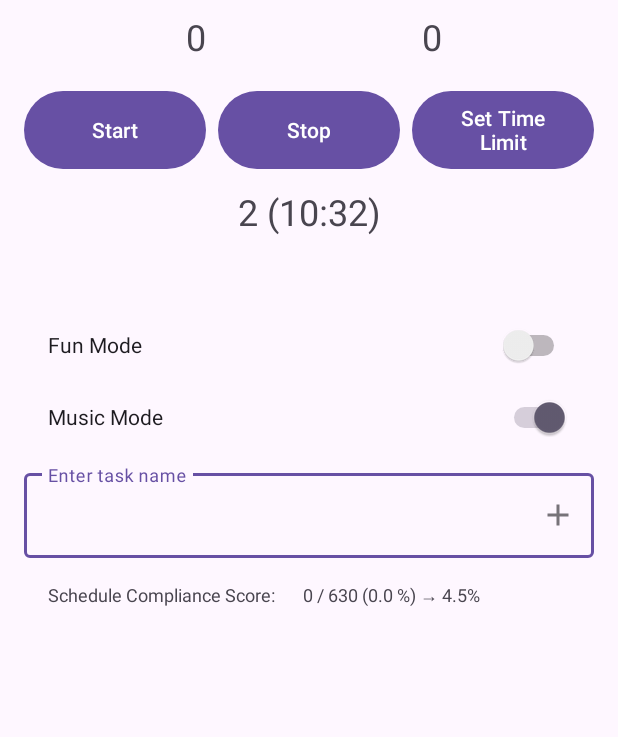
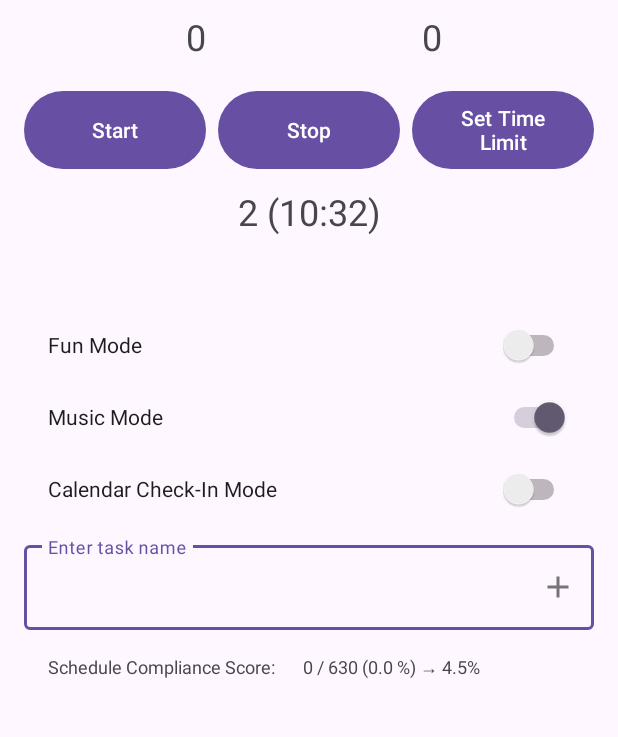
Before and after one commit to aamirza/startlines, an Android app: the screen it shows after launch (MainActivity), after a tap on "Start", on a phone screen of 412 x 824 dp, the part 77-814 px from its top. Run offline under Robolectric (Android 15) with nearby library versions, the phone set to English and light mode, and no system bars.

Commit message:
Implemented Calendar Mode
Display calendar app on start timebox, stop timebox and increment timebox. User can switch this on and off via toggle switch.

```diff
--- a/app/src/main/java/com/asmirza/startlines/MainActivity.java
+++ b/app/src/main/java/com/asmirza/startlines/MainActivity.java
@@ -95,6 +95,7 @@ public class MainActivity extends AppCompatActivity implements TaskAdapter.TaskA
         addTextChangeListener();
         funModeSwitchListener();
         musicModeSwitchListener();
+        calendarModeSwitchListener();
         setupStartButton();
         setupStopButton();
         setupSetTimeLimitButton();
@@ -271,6 +272,14 @@ public class MainActivity extends AppCompatActivity implements TaskAdapter.TaskA
         });
     }
 
+    private void calendarModeSwitchListener() {
+        Switch calendarModeSwitch = findViewById(R.id.calendar_mode_switch);
+
+        calendarModeSwitch.setOnCheckedChangeListener((buttonView, isChecked) -> {
+            StartlinesManager.setCalendarMode(this, isChecked);
+        });
+    }
+
     private void setupStartButton() {
         Button startButton = findViewById(R.id.start_button);
         Log.d("MainActivity", "Setting up start button");
@@ -422,7 +431,7 @@ public class MainActivity extends AppCompatActivity implements TaskAdapter.TaskA
         }
     }
 
-    public void saveStatuses(String startlineStatus, String funlineStatus, String taskName, boolean funMode, boolean musicMode, Set<String> tasks) {
+    public void saveStatuses(String startlineStatus, String funlineStatus, String taskName, boolean funMode, boolean musicMode, boolean calendarMode, Set<String> tasks) {
         /* Save Startlines, Funline, and Task Name in case of reboot or app close */
         SharedPreferences sharedPreferences = getSharedPreferences("sharedPrefs", MODE_PRIVATE);
         SharedPreferences.Editor editor = sharedPreferences.edit();
@@ -433,6 +442,7 @@ public class MainActivity extends AppCompatActivity implements TaskAdapter.TaskA
         editor.putBoolean("funMode", funMode);
         editor.putInt("startlinesMissed", startlinesMissed);
         editor.putBoolean("musicMode", musicMode);
+        editor.putBoolean("calendarMode", calendarMode);
         editor.putStringSet("tasks", tasks);
 
         editor.apply(); // Saves changes asynchronously
@@ -449,12 +459,14 @@ public class MainActivity extends AppCompatActivity implements TaskAdapter.TaskA
             boolean funMode = sharedPreferences.getBoolean("funMode", false);
             startlinesMissed = sharedPreferences.getInt("startlinesMissed", 0);
             boolean musicMode = sharedPreferences.getBoolean("musicMode", true);
+            boolean calendarMode = sharedPreferences.getBoolean("calendarMode", false);
 
             TextView startlineStatusTextView = findViewById(R.id.startline_status);
             TextView funlineStatusTextView = findViewById(R.id.funline_status);
             TextInputEditText taskNameTextView = findViewById(R.id.task_name);
             Switch funModeSwitch = findViewById(R.id.fun_mode_switch);
             Switch musicModeSwitch = findViewById(R.id.music_mode_switch);
+            Switch calendarModeSwitch = findViewById(R.id.calendar_mode_switch);
 
 
             startlineStatusTextView.setText(startlineStatus);
@@ -462,8 +474,9 @@ public class MainActivity extends AppCompatActivity implements TaskAdapter.TaskA
             taskNameTextView.setText(taskName);
             funModeSwitch.setChecked(funMode);
             musicModeSwitch.setChecked(musicMode);
+            calendarModeSwitch.setChecked(calendarMode);
         } catch (Exception e) {
-            saveStatuses("0", "0", "", false, true, new HashSet<>());
+            saveStatuses("0", "0", "", false, true, true, new HashSet<>());
             loadStatuses();
         }
     }
@@ -531,6 +544,7 @@ public class MainActivity extends AppCompatActivity implements TaskAdapter.TaskA
         TextInputEditText taskNameTextView = findViewById(R.id.task_name);
         Switch funModeSwitch = findViewById(R.id.fun_mode_switch);
         Switch musicModeSwitch = findViewById(R.id.music_mode_switch);
+        Switch calendarModeSwitch = findViewById(R.id.calendar_mode_switch);
 
 
         String startlineStatus = startlineStatusTextView.getText().toString();
@@ -538,9 +552,10 @@ public class MainActivity extends AppCompatActivity implements TaskAdapter.TaskA
         String taskName = taskNameTextView.getText().toString();
         boolean funMode = funModeSwitch.isChecked();
         boolean musicMode = musicModeSwitch.isChecked();
+        boolean calendarMode = calendarModeSwitch.isChecked();
         Set<String> taskSet = getTasksAsSet();
 
-        saveStatuses(startlineStatus, funlineStatus, taskName, funMode, musicMode, taskSet);
+        saveStatuses(startlineStatus, funlineStatus, taskName, funMode, musicMode, calendarMode, taskSet);
     }
 
     private void saveWorkingStatus() {
@@ -873,6 +888,7 @@ public class MainActivity extends AppCompatActivity implements TaskAdapter.TaskA
 
     public void startTimebox(int currentTimeboxDuration) {
         /* For starting the 2 minute staircase timeboxes when the start button is pressed */
+
         setWorkingStatusToTrue();
         int timeboxDurationInMillis = currentTimeboxDuration * 60 * 1000;
         long endTimeInMillis = timestampMinutesFromNow(currentTimeboxDuration);
@@ -900,6 +916,9 @@ public class MainActivity extends AppCompatActivity implements TaskAdapter.TaskA
 
         setTimeboxStatusText(currentTimeboxDuration + " (" + endTimeFormatted + ")");
         Log.d("Timebox", "Timebox started for " + currentTimeboxDuration + " minutes, ending at " + endTimeFormatted);
+
+        openCalendarIfCheckInModeOn();
+
         // Set Startlines to "1" after timebox completion and start the new timebox
 
         timeboxRunnable = () -> {
@@ -934,6 +953,8 @@ public class MainActivity extends AppCompatActivity implements TaskAdapter.TaskA
             clearTemporaryBlockList();
             timesStopButtonPressed = 0;
             recordTime("timeboxEnded");
+            openCalendarIfCheckInModeOn();
+            switchCalendarModeToOn();
             Log.d("Timebox", "Timebox stopped");
         } else {
             Toast.makeText(this, "Timebox is not running. Nothing to stop.", Toast.LENGTH_SHORT).show();
@@ -983,6 +1004,13 @@ public class MainActivity extends AppCompatActivity implements TaskAdapter.TaskA
             funModeSwitch.setChecked(funMode);
         }
 
+    }
+
+    private void switchCalendarModeToOn() {
+        Switch calendarModeSwitch = findViewById(R.id.calendar_mode_switch);
+        if (!calendarModeSwitch.isChecked()) {
+            calendarModeSwitch.setChecked(true);
+        }
     }
 
     private void vibrateOnStop() {
@@ -1211,6 +1239,17 @@ public class MainActivity extends AppCompatActivity implements TaskAdapter.TaskA
         return timeLimitInMillis != Long.MAX_VALUE;
     }
 
+    public boolean isCalendarCheckInModeOn() {
+        Switch calendarCheckInSwitch = findViewById(R.id.calendar_mode_switch);
+        return calendarCheckInSwitch.isChecked();
+    }
+
+    public void openCalendarIfCheckInModeOn() {
+        if (isCalendarCheckInModeOn()) {
+            StartlinesManager.openCalendarApp(this);
+        }
+    }
+
     private boolean isAccessibilityServiceEnabled() {
         int accessibilityEnabled = 0;
         final String service = getPackageName() + "/" + AppBlockingAccessiblityService.class.getCanonicalName();
--- a/app/src/main/res/layout/activity_main.xml
+++ b/app/src/main/res/layout/activity_main.xml
@@ -196,6 +196,18 @@
             android:minHeight="48dp"
             android:text="@string/music_mode_switch_text"
             tools:ignore="UseSwitchCompatOrMaterialXml" />
+
+        <Switch
+            android:id="@+id/calendar_mode_switch"
+            android:layout_width="match_parent"
+            android:layout_height="wrap_content"
+            android:layout_marginStart="0dp"
+            android:layout_marginTop="0dp"
+            android:layout_marginEnd="0dp"
+            android:checked="true"
+            android:minHeight="48dp"
+            android:text="@string/calendar_mode_switch_text"
+            tools:ignore="UseSwitchCompatOrMaterialXml" />
     </LinearLayout>
 
     <androidx.recyclerview.widget.RecyclerView
--- a/app/src/main/res/values/strings.xml
+++ b/app/src/main/res/values/strings.xml
@@ -26,4 +26,5 @@
     <string name="manage_unblocked_apps_button_text">Temporarily Unblock Apps</string>
     <string name="force_startlines_text">Force Startlines</string>
     <string name="indoor_wifi_settings_menu_button">Set Indoor WiFi</string>
+    <string name="calendar_mode_switch_text">Calendar Check-In Mode</string>
 </resources>
```
Also changed, not shown: app/src/main/java/com/asmirza/startlines/StartlinesManager.java (+9 -0 lines).
